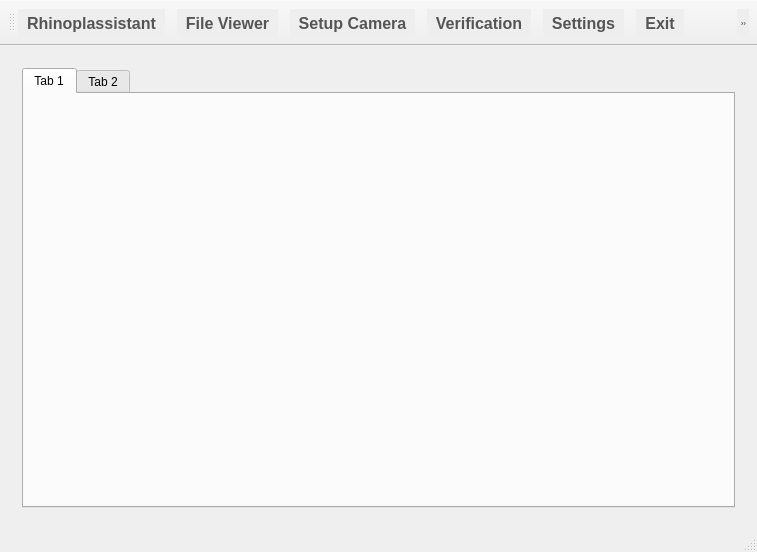
Before: the Qt Designer form mainwindow.ui in caleb92/RhinoApp2, drawn with Qt 5.
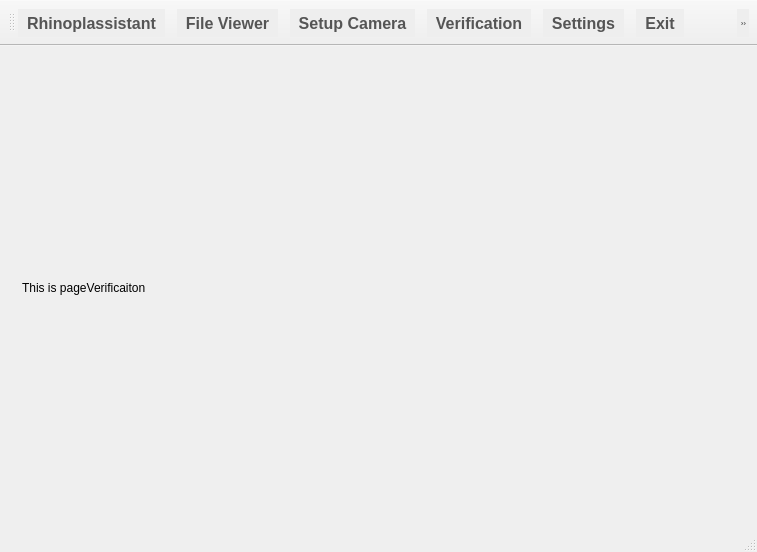
After: the same form once the commit is applied. The open tabs and pages were chosen to show the change. Icons and pictures are not drawn.

Commit message: inclued class: VideoTools

```diff
--- a/mainwindow.ui
+++ b/mainwindow.ui
@@ -75,7 +75,7 @@
 }</string>
   </property>
   <widget class="QWidget" name="centralWidget">
-   <layout class="QVBoxLayout" name="verticalLayout">
+   <layout class="QHBoxLayout" name="horizontalLayout">
     <item>
      <widget class="QStackedWidget" name="stackedCentral">
       <property name="autoFillBackground">
@@ -110,7 +110,29 @@
            <bool>true</bool>
           </property>
           <property name="text">
-           <string>lblSetupCamera</string>
+           <string>this is the pageSetupCamera</string>
+          </property>
+         </widget>
+        </item>
+       </layout>
+      </widget>
+      <widget class="QWidget" name="pageVerification">
+       <layout class="QVBoxLayout" name="verticalLayout">
+        <item>
+         <widget class="QLabel" name="lblVerification">
+          <property name="text">
+           <string>This is pageVerificaiton</string>
+          </property>
+         </widget>
+        </item>
+       </layout>
+      </widget>
+      <widget class="QWidget" name="pageSettings">
+       <layout class="QVBoxLayout" name="verticalLayout_4">
+        <item>
+         <widget class="QLabel" name="lblSettings">
+          <property name="text">
+           <string>this is pageSettings</string>
           </property>
          </widget>
         </item>
```
Left out of the diff: 4 changed lines with no effect on the pictures. The commit also changes 365 other files.
